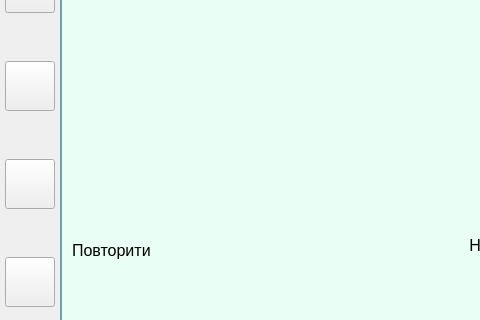
This is ATM_Project/mainwindow.ui in artikgak/MOOP_ATM as Qt 5 draws it before an edit; both pictures show x 0 to 480 and y 106 to 426 of the 680 by 550 pixel window. The edited form follows.
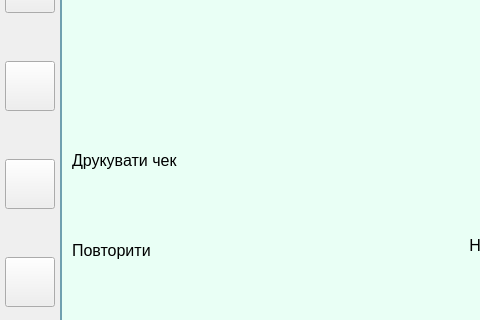
This is the edited form. The open tabs and pages were chosen to show the change. Icons and pictures are not drawn.

Commit message: [ArtemNewBranch] check

```diff
--- a/ATM_Project/mainwindow.ui
+++ b/ATM_Project/mainwindow.ui
@@ -2473,6 +2473,24 @@
              <string>Повторити</string>
             </property>
            </widget>
+           <widget class="QLabel" name="label_37">
+            <property name="geometry">
+             <rect>
+              <x>10</x>
+              <y>200</y>
+              <width>161</width>
+              <height>41</height>
+             </rect>
+            </property>
+            <property name="font">
+             <font>
+              <pointsize>12</pointsize>
+             </font>
+            </property>
+            <property name="text">
+             <string>Друкувати чек</string>
+            </property>
+           </widget>
           </widget>
           <widget class="QWidget" name="page_2">
            <widget class="QLabel" name="label_21">
```
Left out of the diff: 2 changed lines with no effect on the pictures. The commit also changes 2 other files.
